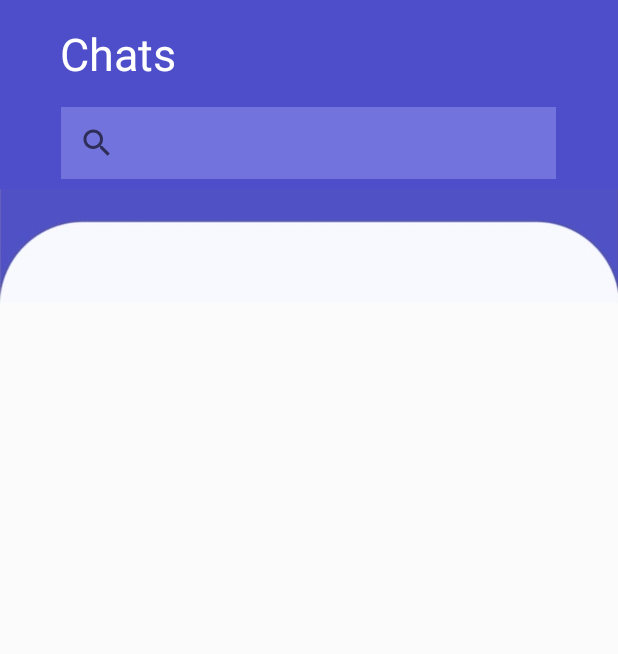
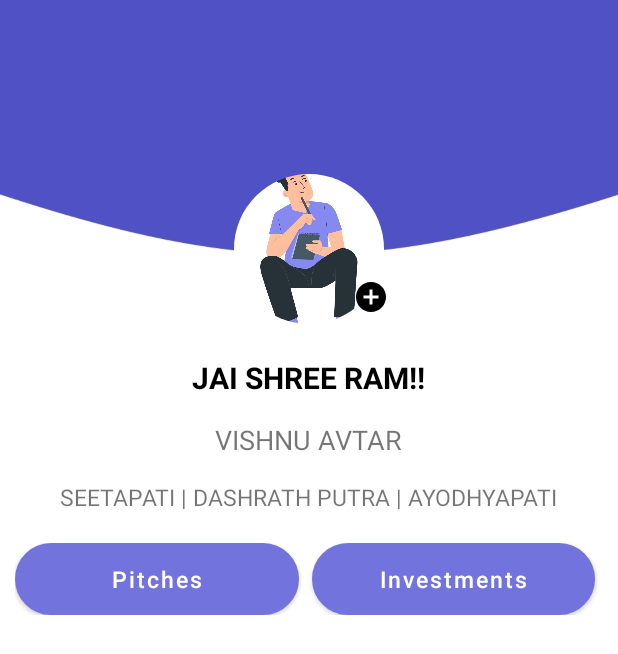
Before and after one commit to shauryam-exe/PGbg, an Android app: the HomePageActivity screen opened directly, with no data from a screen before it, on a phone screen of 412 x 824 dp. Shown: the top 654 px of the screen. Run offline under Robolectric (Android 15) with nearby library versions, the phone set to English and light mode, and no system bars; our stand-ins replace CircleImageView.

Commit message:
Profile Fragment Added

```diff
--- a/app/src/main/java/com/example/pg/HomePageActivity.kt
+++ b/app/src/main/java/com/example/pg/HomePageActivity.kt
@@ -4,13 +4,14 @@ import androidx.appcompat.app.AppCompatActivity
 import android.os.Bundle
 import android.widget.FrameLayout
 import com.example.pg.fragments.ChatFragment
+import com.example.pg.fragments.ProfileFragment
 
 class HomePageActivity : AppCompatActivity() {
     override fun onCreate(savedInstanceState: Bundle?) {
         super.onCreate(savedInstanceState)
         setContentView(R.layout.activity_home_page)
 
-        supportFragmentManager.beginTransaction().replace(R.id.fragment_container, ChatFragment()).commit()
+        supportFragmentManager.beginTransaction().replace(R.id.fragment_container, ProfileFragment()).commit()
 
     }
 }
--- /dev/null
+++ b/app/src/main/java/com/example/pg/fragments/ProfileFragment.kt
@@ -0,0 +1,60 @@
+package com.example.pg.fragments
+
+import android.os.Bundle
+import androidx.fragment.app.Fragment
+import android.view.LayoutInflater
+import android.view.View
+import android.view.ViewGroup
+import com.example.pg.R
+
+// TODO: Rename parameter arguments, choose names that match
+// the fragment initialization parameters, e.g. ARG_ITEM_NUMBER
+private const val ARG_PARAM1 = "param1"
+private const val ARG_PARAM2 = "param2"
+
+/**
+ * A simple [Fragment] subclass.
+ * Use the [ProfileFragment.newInstance] factory method to
+ * create an instance of this fragment.
+ */
+class ProfileFragment : Fragment() {
+    // TODO: Rename and change types of parameters
+    private var param1: String? = null
+    private var param2: String? = null
+
+    override fun onCreate(savedInstanceState: Bundle?) {
+        super.onCreate(savedInstanceState)
+        arguments?.let {
+            param1 = it.getString(ARG_PARAM1)
+            param2 = it.getString(ARG_PARAM2)
+        }
+    }
+
+    override fun onCreateView(
+        inflater: LayoutInflater, container: ViewGroup?,
+        savedInstanceState: Bundle?
+    ): View? {
+        // Inflate the layout for this fragment
+        return inflater.inflate(R.layout.fragment_profile, container, false)
+    }
+
+    companion object {
+        /**
+         * Use this factory method to create a new instance of
+         * this fragment using the provided parameters.
+         *
+         * @param param1 Parameter 1.
+         * @param param2 Parameter 2.
+         * @return A new instance of fragment ProfileFragment.
+         */
+        // TODO: Rename and change types and number of parameters
+        @JvmStatic
+        fun newInstance(param1: String, param2: String) =
+            ProfileFragment().apply {
+                arguments = Bundle().apply {
+                    putString(ARG_PARAM1, param1)
+                    putString(ARG_PARAM2, param2)
+                }
+            }
+    }
+}
--- /dev/null
+++ b/app/src/main/res/drawable/ic_baseline_add_circle_24.xml
@@ -0,0 +1,10 @@
+<vector xmlns:android="http://schemas.android.com/apk/res/android"
+    android:width="24dp"
+    android:height="24dp"
+    android:viewportWidth="24"
+    android:viewportHeight="24"
+    android:tint="@color/black">
+  <path
+      android:fillColor="@android:color/white"
+      android:pathData="M12,2C6.48,2 2,6.48 2,12s4.48,10 10,10 10,-4.48 10,-10S17.52,2 12,2zM17,13h-4v4h-2v-4L7,13v-2h4L11,7h2v4h4v2z"/>
+</vector>
--- /dev/null
+++ b/app/src/main/res/layout/fragment_profile.xml
@@ -0,0 +1,102 @@
+<?xml version="1.0" encoding="utf-8"?>
+<RelativeLayout xmlns:android="http://schemas.android.com/apk/res/android"
+    xmlns:tools="http://schemas.android.com/tools"
+    android:layout_width="match_parent"
+    android:layout_height="match_parent"
+    tools:context=".fragments.ProfileFragment">
+
+    <ImageView
+        android:id="@+id/bg"
+        android:layout_width="match_parent"
+        android:layout_height="wrap_content"
+        android:layout_alignParentTop="true"
+        android:layout_marginTop="-120sp"
+        android:src="@drawable/profile" />
+
+    <de.hdodenhof.circleimageview.CircleImageView
+        android:id="@+id/imageProfile"
+        android:src="@drawable/pic"
+        android:layout_below="@id/bg"
+        android:layout_centerHorizontal="true"
+        android:layout_marginTop="-180dp"
+        android:layout_width="100dp"
+        android:layout_height="100dp" />
+
+    <ImageView
+        android:layout_width="wrap_content"
+        android:layout_height="wrap_content"
+        android:layout_marginTop="-110dp"
+        android:layout_marginStart="235dp"
+        android:layout_below="@id/bg"
+        android:src="@drawable/ic_baseline_add_circle_24" />
+
+    <TextView
+        android:id="@+id/nameProfile"
+        android:text="Jai Shree Ram!!"
+        android:textStyle="bold"
+        android:textSize="20sp"
+        android:textAllCaps="true"
+        android:layout_below="@id/imageProfile"
+        android:textColor="@color/black"
+        android:layout_centerInParent="true"
+        android:layout_marginTop="22dp"
+        android:layout_width="wrap_content"
+        android:layout_height="wrap_content" />
+
+    <TextView
+        android:id="@+id/whoProfile"
+        android:layout_width="wrap_content"
+        android:layout_height="wrap_content"
+        android:layout_below="@id/nameProfile"
+        android:layout_centerInParent="true"
+        android:layout_marginTop="15dp"
+        android:text="Vishnu Avtar"
+        android:textAllCaps="true"
+        android:textSize="18sp" />
+
+    <TextView
+        android:id="@+id/aboutProfile"
+        android:layout_width="wrap_content"
+        android:layout_height="wrap_content"
+        android:layout_below="@id/whoProfile"
+        android:layout_centerInParent="true"
+        android:layout_marginTop="15dp"
+        android:layout_marginBottom="10sp"
+        android:text="Seetapati | Dashrath putra | Ayodhyapati"
+        android:textAllCaps="true"
+        android:textSize="15sp" />
+
+    <LinearLayout
+        android:layout_margin="10sp"
+        android:weightSum="2"
+        android:orientation="horizontal"
+        android:layout_below="@id/aboutProfile"
+        android:layout_width="wrap_content"
+        android:layout_height="wrap_content" >
+
+        <Button
+            android:id="@+id/btnPitches"
+            android:background="@drawable/button_bg"
+            android:text="Pitches"
+            android:layout_weight="1"
+            android:layout_marginEnd="5sp"
+            android:textAllCaps="false"
+            android:textSize="15sp"
+            android:layout_width="200dp"
+            android:layout_height="wrap_content" />
+
+        <Button
+            android:id="@+id/btnInvestments"
+            android:text="Investments"
+            android:background="@drawable/button_bg"
+            android:layout_marginEnd="5sp"
+            android:layout_weight="1"
+            android:layout_marginStart="3sp"
+            android:textAllCaps="false"
+            android:textSize="15sp"
+            android:layout_width="200dp"
+            android:layout_height="wrap_content" />
+
+    </LinearLayout>
+
+</RelativeLayout>
```
Also changed, not shown: app/src/main/res/drawable/profile.jpg (added).
